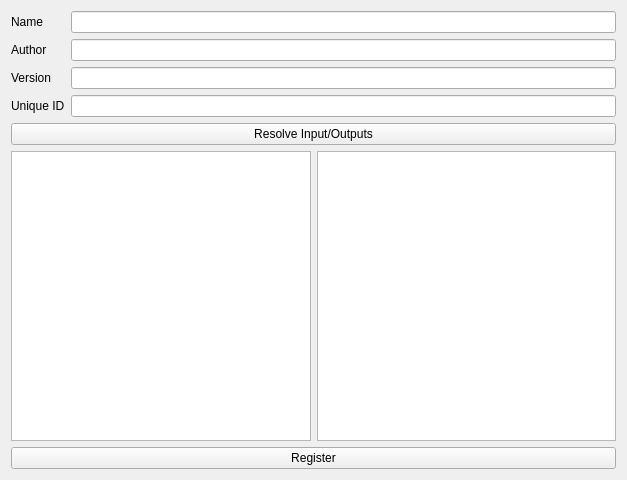
Above: python/omtk/qt_widgets/ui/form_create_component.ui from renaudll/omtk before the change. Below: the same form after it.
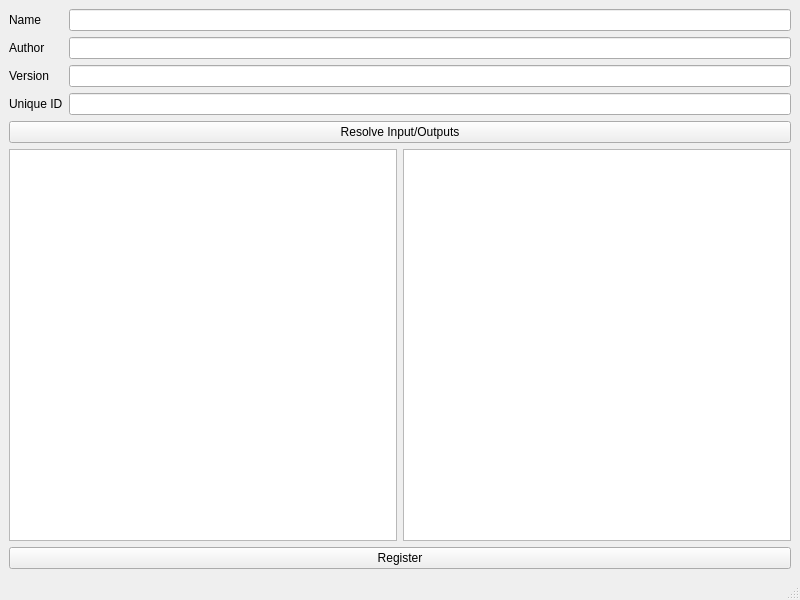
That is the form after the change.

Commit message: work on the component creation dialog, ensure it work in maya 2017

The edit to the form file:
```diff
--- a/python/omtk/qt_widgets/ui/form_create_component.ui
+++ b/python/omtk/qt_widgets/ui/form_create_component.ui
@@ -1,18 +1,19 @@
 <?xml version="1.0" encoding="UTF-8"?>
 <ui version="4.0">
- <class>Form</class>
- <widget class="QWidget" name="Form">
+ <class>MainWindow</class>
+ <widget class="QMainWindow" name="MainWindow">
   <property name="geometry">
    <rect>
     <x>0</x>
     <y>0</y>
-    <width>627</width>
-    <height>480</height>
+    <width>800</width>
+    <height>600</height>
    </rect>
   </property>
   <property name="windowTitle">
    <string>Create Component</string>
   </property>
+  <widget class="QWidget" name="centralwidget">
   <layout class="QVBoxLayout" name="verticalLayout">
    <item>
     <layout class="QGridLayout" name="gridLayout">
@@ -68,10 +69,24 @@
    <item>
     <layout class="QHBoxLayout" name="horizontalLayout">
      <item>
-      <widget class="QTableView" name="tableView_attrs_inn"/>
+       <widget class="QTableView" name="tableView_attrs_inn">
+        <property name="sortingEnabled">
+         <bool>true</bool>
+        </property>
+        <attribute name="horizontalHeaderStretchLastSection">
+         <bool>true</bool>
+        </attribute>
+       </widget>
      </item>
      <item>
-      <widget class="QTableView" name="tableView_attrs_out"/>
+       <widget class="QTableView" name="tableView_attrs_out">
+        <property name="sortingEnabled">
+         <bool>true</bool>
+        </property>
+        <attribute name="horizontalHeaderStretchLastSection">
+         <bool>true</bool>
+        </attribute>
+       </widget>
      </item>
     </layout>
    </item>
@@ -83,6 +98,18 @@
     </widget>
    </item>
   </layout>
+  </widget>
+  <widget class="QMenuBar" name="menubar">
+   <property name="geometry">
+    <rect>
+     <x>0</x>
+     <y>0</y>
+     <width>800</width>
+     <height>27</height>
+    </rect>
+   </property>
+  </widget>
+  <widget class="QStatusBar" name="statusbar"/>
  </widget>
  <resources/>
  <connections/>
```
Lines whose indentation alone changed are shown as unchanged. The commit also changes 17 other files.
